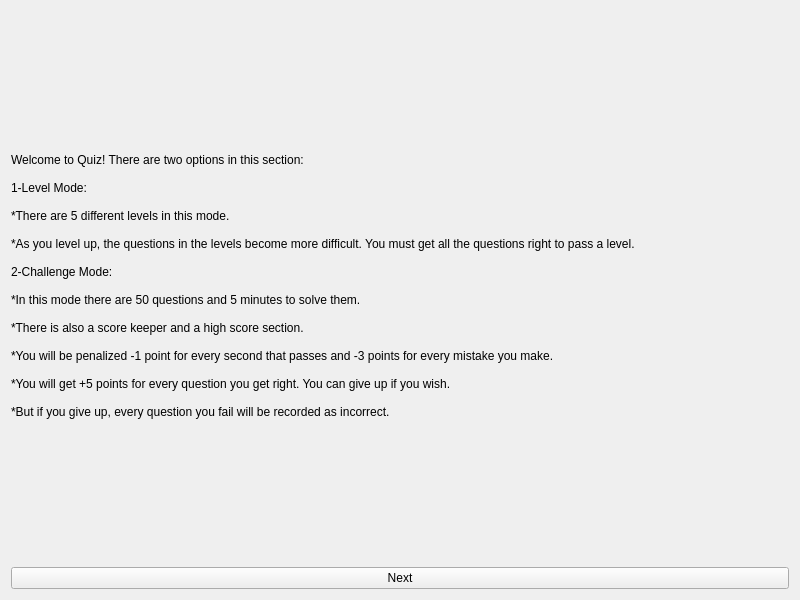
This is STAGE4/periodiCpp/forms/quizsection.ui in demirciAhmet/periodiCpp as Qt 5 draws it before an edit. The edited form follows.
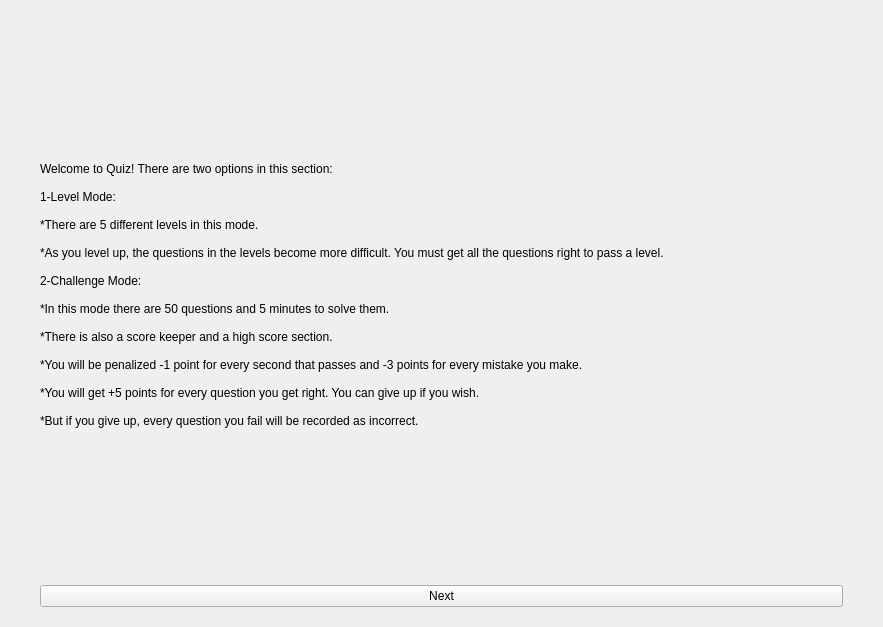
This is the edited form.

```diff
--- a/STAGE4/periodiCpp/forms/quizsection.ui
+++ b/STAGE4/periodiCpp/forms/quizsection.ui
@@ -6,14 +6,23 @@
    <rect>
     <x>0</x>
     <y>0</y>
-    <width>800</width>
-    <height>600</height>
+    <width>883</width>
+    <height>627</height>
    </rect>
   </property>
   <property name="windowTitle">
    <string>QuizSection</string>
   </property>
   <layout class="QVBoxLayout" name="verticalLayout">
+   <property name="leftMargin">
+    <number>40</number>
+   </property>
+   <property name="rightMargin">
+    <number>40</number>
+   </property>
+   <property name="bottomMargin">
+    <number>20</number>
+   </property>
    <item>
     <widget class="QLabel" name="label_2">
      <property name="text">
```
